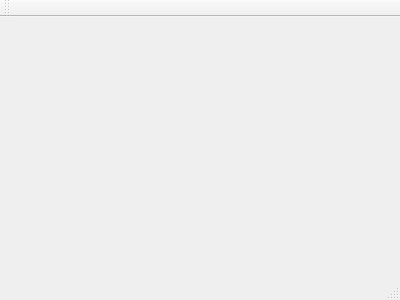
Above: src/qhangman.ui from Petross404/QHangman before the change. Below: the same form after it.
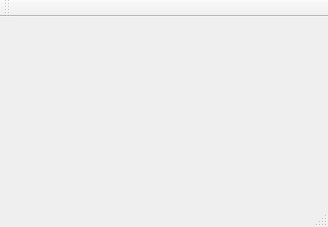
That is the form after the change.

```diff
--- a/src/qhangman.ui
+++ b/src/qhangman.ui
@@ -6,8 +6,8 @@
    <rect>
     <x>0</x>
     <y>0</y>
-    <width>400</width>
-    <height>300</height>
+    <width>328</width>
+    <height>227</height>
    </rect>
   </property>
   <property name="windowTitle">
```
Left out of the diff: 19 changed lines with no effect on the pictures.
